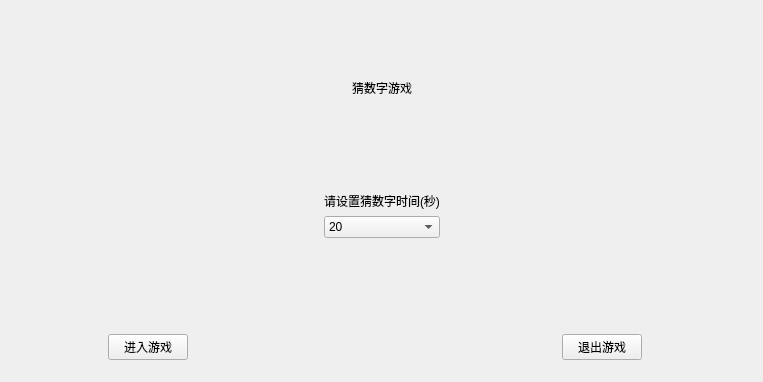
The window that GuessNum/mywidget.ui (liuqigui/QTcode) describes before a commit, drawn with Qt 5.
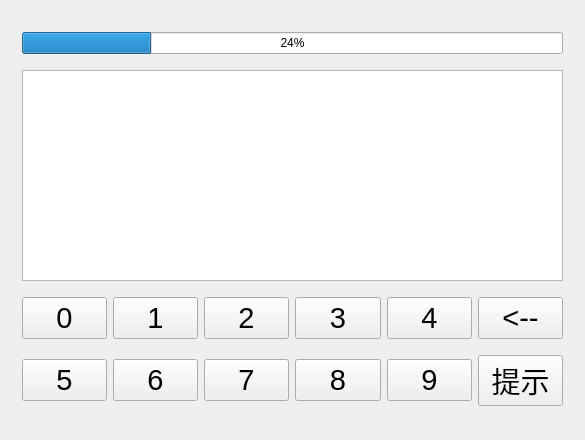
The same window after the commit.

What changed in the file:
```diff
--- a/GuessNum/mywidget.ui
+++ b/GuessNum/mywidget.ui
@@ -6,17 +6,37 @@
    <rect>
     <x>0</x>
     <y>0</y>
-    <width>763</width>
-    <height>382</height>
+    <width>569</width>
+    <height>440</height>
    </rect>
   </property>
   <property name="windowTitle">
    <string>MyWidget</string>
   </property>
+  <layout class="QGridLayout" name="gridLayout_6">
+   <item row="0" column="0">
+    <widget class="QStackedWidget" name="stackedWidget">
+     <property name="currentIndex">
+      <number>1</number>
+     </property>
+     <widget class="QWidget" name="page">
   <layout class="QGridLayout" name="gridLayout_5">
    <item row="0" column="0">
     <widget class="QWidget" name="widget" native="true">
      <layout class="QGridLayout" name="gridLayout">
+          <item row="0" column="2">
+           <spacer name="horizontalSpacer_2">
+            <property name="orientation">
+             <enum>Qt::Horizontal</enum>
+            </property>
+            <property name="sizeHint" stdset="0">
+             <size>
+              <width>226</width>
+              <height>20</height>
+             </size>
+            </property>
+           </spacer>
+          </item>
       <item row="0" column="0">
        <spacer name="horizontalSpacer">
         <property name="orientation">
@@ -24,7 +44,7 @@
         </property>
         <property name="sizeHint" stdset="0">
          <size>
-          <width>235</width>
+              <width>227</width>
           <height>20</height>
          </size>
         </property>
@@ -38,6 +58,15 @@
           <height>131</height>
          </size>
         </property>
+            <property name="font">
+             <font>
+              <family>Adobe Devanagari</family>
+              <pointsize>36</pointsize>
+              <weight>50</weight>
+              <italic>false</italic>
+              <bold>false</bold>
+             </font>
+            </property>
         <property name="styleSheet">
          <string notr="true">font: 36pt &quot;Adobe Devanagari&quot;;</string>
         </property>
@@ -53,31 +82,65 @@
         </property>
         <property name="sizeHint" stdset="0">
          <size>
-          <width>234</width>
+              <width>368</width>
           <height>20</height>
          </size>
         </property>
        </spacer>
       </item>
+          <item row="0" column="0">
+           <spacer name="horizontalSpacer_6">
+            <property name="orientation">
+             <enum>Qt::Horizontal</enum>
+            </property>
+            <property name="sizeHint" stdset="0">
+             <size>
+              <width>77</width>
+              <height>20</height>
+             </size>
+            </property>
+           </spacer>
+          </item>
+          <item row="0" column="5">
+           <spacer name="horizontalSpacer_7">
+            <property name="orientation">
+             <enum>Qt::Horizontal</enum>
+            </property>
+            <property name="sizeHint" stdset="0">
+             <size>
+              <width>77</width>
+              <height>20</height>
+             </size>
+            </property>
+           </spacer>
+          </item>
+          <item row="0" column="4">
+           <widget class="QLabel" name="label_4">
+            <property name="text">
+             <string/>
+            </property>
+           </widget>
+          </item>
+          <item row="0" column="1">
+           <widget class="QPushButton" name="pushButtonStart">
+            <property name="text">
+             <string>进入游戏</string>
+            </property>
+           </widget>
+          </item>
+          <item row="0" column="3">
+           <widget class="QPushButton" name="pushButton_2">
+            <property name="text">
+             <string>退出游戏</string>
+            </property>
+           </widget>
+          </item>
      </layout>
     </widget>
    </item>
    <item row="1" column="0">
     <widget class="QWidget" name="widget_2" native="true">
      <layout class="QGridLayout" name="gridLayout_4">
-      <item row="0" column="0">
-       <spacer name="horizontalSpacer_3">
-        <property name="orientation">
-         <enum>Qt::Horizontal</enum>
-        </property>
-        <property name="sizeHint" stdset="0">
-         <size>
-          <width>286</width>
-          <height>20</height>
-         </size>
-        </property>
-       </spacer>
-      </item>
       <item row="0" column="1">
        <widget class="QWidget" name="widget_3" native="true">
         <layout class="QGridLayout" name="gridLayout_3">
@@ -132,7 +195,20 @@
         </property>
         <property name="sizeHint" stdset="0">
          <size>
-          <width>285</width>
+              <width>277</width>
+              <height>20</height>
+             </size>
+            </property>
+           </spacer>
+          </item>
+          <item row="0" column="0">
+           <spacer name="horizontalSpacer_3">
+            <property name="orientation">
+             <enum>Qt::Horizontal</enum>
+            </property>
+            <property name="sizeHint" stdset="0">
+             <size>
+              <width>278</width>
           <height>20</height>
          </size>
         </property>
@@ -149,75 +225,212 @@
      <property name="sizeHint" stdset="0">
       <size>
        <width>20</width>
-       <height>79</height>
+           <height>183</height>
       </size>
      </property>
     </spacer>
+       </item>
+      </layout>
+      <zorder>widget_2</zorder>
+      <zorder>verticalSpacer</zorder>
+      <zorder>widget_4</zorder>
+      <zorder>widget</zorder>
+      <zorder>horizontalSpacer_3</zorder>
+     </widget>
+     <widget class="QWidget" name="pageGame">
+      <layout class="QGridLayout" name="gridLayout_7">
+       <item row="0" column="0" colspan="6">
+        <widget class="QProgressBar" name="progressBar">
+         <property name="minimumSize">
+          <size>
+           <width>531</width>
+           <height>0</height>
+          </size>
+         </property>
+         <property name="value">
+          <number>24</number>
+         </property>
+        </widget>
+       </item>
+       <item row="1" column="0" colspan="6">
+        <widget class="QTextEdit" name="textEdit">
+         <property name="minimumSize">
+          <size>
+           <width>541</width>
+           <height>211</height>
+          </size>
+         </property>
+         <property name="maximumSize">
+          <size>
+           <width>16777215</width>
+           <height>211</height>
+          </size>
+         </property>
+         <property name="font">
+          <font>
+           <pointsize>22</pointsize>
+          </font>
+         </property>
+        </widget>
+       </item>
+       <item row="2" column="0">
+        <widget class="QPushButton" name="pushButton0">
+         <property name="font">
+          <font>
+           <pointsize>22</pointsize>
+          </font>
+         </property>
+         <property name="text">
+          <string>0</string>
+         </property>
+        </widget>
+       </item>
+       <item row="2" column="1">
+        <widget class="QPushButton" name="pushButton1">
+         <property name="font">
+          <font>
+           <pointsize>22</pointsize>
+          </font>
+         </property>
+         <property name="text">
+          <string>1</string>
+         </property>
+        </widget>
+       </item>
+       <item row="2" column="2">
+        <widget class="QPushButton" name="pushButton2">
+         <property name="font">
+          <font>
+           <pointsize>22</pointsize>
+          </font>
+         </property>
+         <property name="text">
+          <string>2</string>
+         </property>
+        </widget>
+       </item>
+       <item row="2" column="3">
+        <widget class="QPushButton" name="pushButton3">
+         <property name="font">
+          <font>
+           <pointsize>22</pointsize>
+          </font>
+         </property>
+         <property name="text">
+          <string>3</string>
+         </property>
+        </widget>
+       </item>
+       <item row="2" column="4">
+        <widget class="QPushButton" name="pushButton4">
+         <property name="font">
+          <font>
+           <pointsize>22</pointsize>
+          </font>
+         </property>
+         <property name="text">
+          <string>4</string>
+         </property>
+        </widget>
+       </item>
+       <item row="2" column="5">
+        <widget class="QPushButton" name="pushButtonDel">
+         <property name="font">
+          <font>
+           <pointsize>22</pointsize>
+          </font>
+         </property>
+         <property name="text">
+          <string>&lt;--</string>
+         </property>
+        </widget>
    </item>
    <item row="3" column="0">
-    <widget class="QWidget" name="widget_4" native="true">
-     <layout class="QGridLayout" name="gridLayout_2">
-      <item row="0" column="2">
-       <spacer name="horizontalSpacer_5">
-        <property name="orientation">
-         <enum>Qt::Horizontal</enum>
-        </property>
-        <property name="sizeHint" stdset="0">
-         <size>
-          <width>368</width>
-          <height>20</height>
-         </size>
-        </property>
-       </spacer>
-      </item>
-      <item row="0" column="0">
-       <spacer name="horizontalSpacer_6">
-        <property name="orientation">
-         <enum>Qt::Horizontal</enum>
-        </property>
-        <property name="sizeHint" stdset="0">
-         <size>
-          <width>85</width>
-          <height>20</height>
-         </size>
-        </property>
-       </spacer>
-      </item>
-      <item row="0" column="5">
-       <spacer name="horizontalSpacer_7">
-        <property name="orientation">
-         <enum>Qt::Horizontal</enum>
-        </property>
-        <property name="sizeHint" stdset="0">
-         <size>
-          <width>85</width>
-          <height>20</height>
-         </size>
-        </property>
-       </spacer>
-      </item>
-      <item row="0" column="4">
-       <widget class="QLabel" name="label_4">
+        <widget class="QPushButton" name="pushButton5">
+         <property name="font">
+          <font>
+           <pointsize>22</pointsize>
+          </font>
+         </property>
+         <property name="text">
+          <string>5</string>
+         </property>
+        </widget>
+       </item>
+       <item row="3" column="1">
+        <widget class="QPushButton" name="pushButton6">
+         <property name="font">
+          <font>
+           <pointsize>22</pointsize>
+          </font>
+         </property>
+         <property name="text">
+          <string>6</string>
+         </property>
+        </widget>
+       </item>
+       <item row="3" column="2">
+        <widget class="QPushButton" name="pushButton7">
+         <property name="font">
+          <font>
+           <pointsize>22</pointsize>
+          </font>
+         </property>
+         <property name="text">
+          <string>7</string>
+         </property>
+        </widget>
+       </item>
+       <item row="3" column="3">
+        <widget class="QPushButton" name="pushButton8">
+         <property name="font">
+          <font>
+           <pointsize>22</pointsize>
+          </font>
+         </property>
         <property name="text">
-         <string/>
+          <string>8</string>
         </property>
        </widget>
       </item>
-      <item row="0" column="1">
-       <widget class="QPushButton" name="pushButton">
+       <item row="3" column="4">
+        <widget class="QPushButton" name="pushButton9">
+         <property name="font">
+          <font>
+           <pointsize>22</pointsize>
+          </font>
+         </property>
         <property name="text">
-         <string>进入游戏</string>
+          <string>9</string>
         </property>
        </widget>
       </item>
-      <item row="0" column="3">
-       <widget class="QPushButton" name="pushButton_2">
+       <item row="3" column="5">
+        <widget class="QPushButton" name="pushButtonEnter">
+         <property name="font">
+          <font>
+           <family>Adobe Devanagari</family>
+           <pointsize>22</pointsize>
+           <weight>50</weight>
+           <italic>false</italic>
+           <bold>false</bold>
+          </font>
+         </property>
+         <property name="layoutDirection">
+          <enum>Qt::RightToLeft</enum>
+         </property>
+         <property name="styleSheet">
+          <string notr="true">font: 22pt &quot;Adobe Devanagari&quot;;</string>
+         </property>
         <property name="text">
-         <string>退出游戏</string>
+          <string>提示</string>
         </property>
        </widget>
       </item>
      </layout>
+     </widget>
+     <widget class="QWidget" name="page_2"/>
+     <widget class="QWidget" name="page_3"/>
     </widget>
    </item>
   </layout>
```
Left out of the diff: 8 changed lines with no effect on the pictures. Lines whose indentation alone changed are shown as unchanged.
